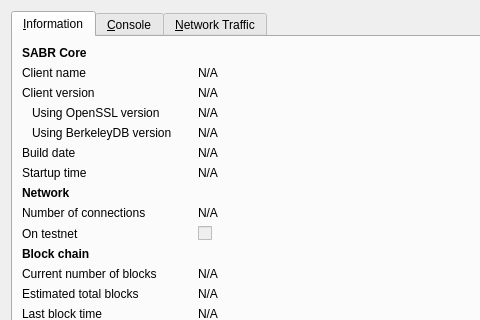
This is src/qt/forms/rpcconsole.ui in SFTZ/SABR as Qt 5 draws it before an edit; both pictures show x 0 to 480 and y 0 to 320 of the 740 by 450 pixel window. The edited form follows.
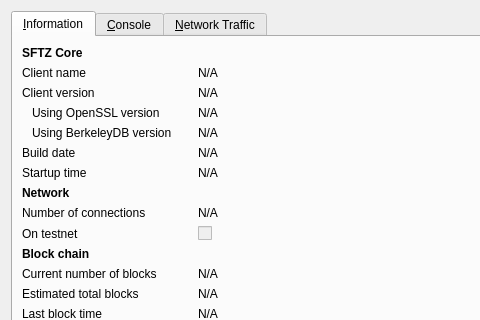
This is the edited form. Icons and pictures are not drawn. Custom widgets are drawn as their Qt base class.

```diff
--- a/src/qt/forms/rpcconsole.ui
+++ b/src/qt/forms/rpcconsole.ui
@@ -380,7 +380,7 @@
           </font>
          </property>
          <property name="text">
-          <string>SABR Core</string>
+          <string>SFTZ Core</string>
          </property>
         </widget>
        </item>
```
Left out of the diff: 8 changed lines with no effect on the pictures.
